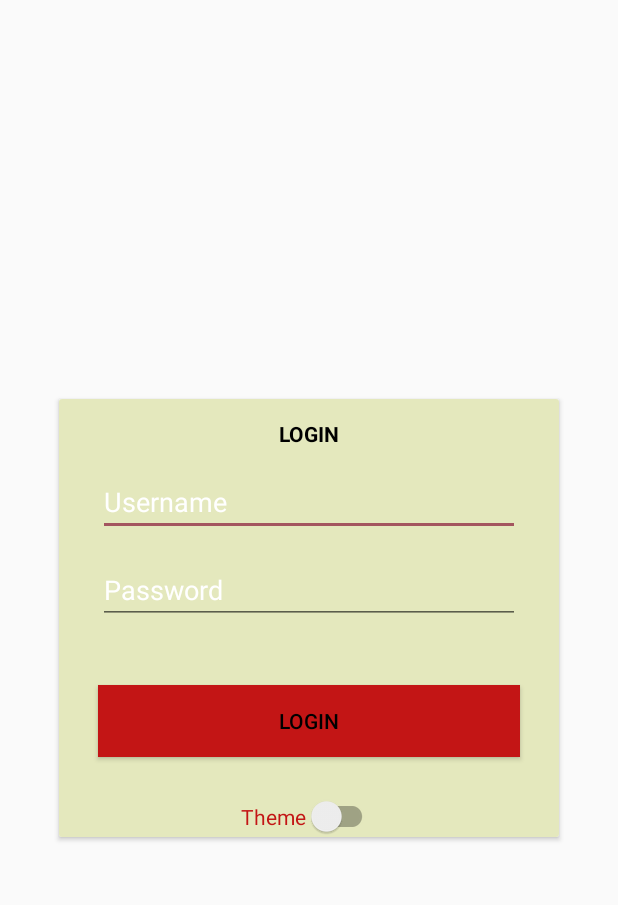
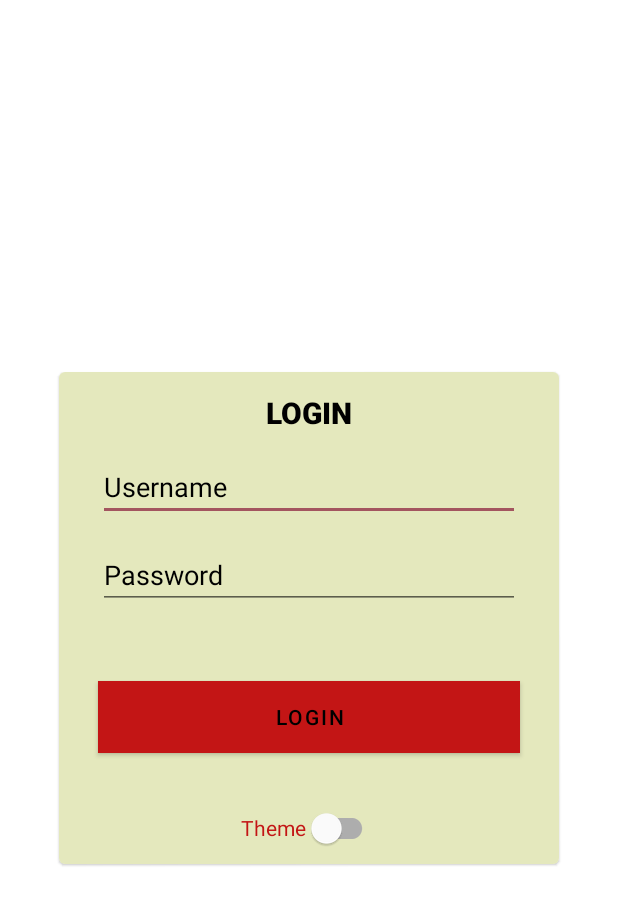
Before and after one commit to Aleena94/FDemoProjects, an Android app: the screen it shows after launch (LoginActivity), on a phone screen of 412 x 824 dp. Shown: the top 905 px of the screen. Run offline under Robolectric (Android 15) with nearby library versions, the phone set to English and light mode, and no system bars; our stand-ins replace sdp/ssp sizes.

Commit message:
Added Material Design Components
Added Material design components
Added viewbinding

```diff
--- a/Demo2/app/src/main/res/layout/activity_login.xml
+++ b/Demo2/app/src/main/res/layout/activity_login.xml
@@ -7,7 +7,7 @@
     tools:context=".view.LoginActivity">
 
 
-    <androidx.cardview.widget.CardView
+    <com.google.android.material.card.MaterialCardView
         android:layout_width="match_parent"
         android:layout_height="wrap_content"
         android:layout_margin="@dimen/_30sdp"
@@ -21,8 +21,9 @@
             android:layout_height="wrap_content"
             android:background="@color/login_background">
 
-            <TextView
+            <com.google.android.material.textview.MaterialTextView
                 android:id="@+id/txtLogin"
+                style="@style/TextAppearance.AppCompat.Title"
                 android:layout_width="match_parent"
                 android:layout_height="wrap_content"
                 android:layout_marginTop="@dimen/_10sdp"
@@ -34,8 +35,9 @@
                 app:layout_constraintStart_toStartOf="parent"
                 app:layout_constraintTop_toTopOf="parent" />
 
-            <EditText
+            <com.google.android.material.textfield.TextInputEditText
                 android:id="@+id/txtUsername"
+                style="@style/Widget.AppCompat.EditText"
                 android:layout_width="match_parent"
                 android:layout_height="wrap_content"
                 android:layout_marginStart="@dimen/_20sdp"
@@ -45,33 +47,35 @@
                 android:hint="@string/username"
                 android:inputType="text"
                 android:textColor="@color/textColor"
-                android:textColorHint="@color/backgroundColor"
+                android:textColorHint="@color/textColor"
                 app:layout_constraintEnd_toEndOf="parent"
                 app:layout_constraintStart_toStartOf="parent"
                 app:layout_constraintTop_toBottomOf="@+id/txtLogin" />
 
-            <EditText
+            <com.google.android.material.textfield.TextInputEditText
                 android:id="@+id/txtPassword"
+                style="@style/Widget.AppCompat.EditText"
                 android:layout_width="match_parent"
                 android:layout_height="wrap_content"
                 android:layout_marginStart="@dimen/_20sdp"
                 android:layout_marginTop="@dimen/_10sdp"
                 android:layout_marginEnd="@dimen/_20sdp"
                 android:autofillHints="password"
+                android:gravity="start"
                 android:hint="@string/password"
                 android:inputType="textPassword"
                 android:textColor="@color/textColor"
-                android:textColorHint="@color/backgroundColor"
+                android:textColorHint="@color/textColor"
                 app:layout_constraintEnd_toEndOf="parent"
                 app:layout_constraintStart_toStartOf="parent"
                 app:layout_constraintTop_toBottomOf="@+id/txtUsername" />
 
-            <Button
+            <com.google.android.material.button.MaterialButton
                 android:id="@+id/btnLogin"
+                style="@style/TextAppearance.AppCompat.Widget.Button.Colored"
                 android:layout_width="match_parent"
                 android:layout_height="wrap_content"
                 android:layout_marginStart="@dimen/_20sdp"
-                android:layout_marginTop="@dimen/_10sdp"
                 android:layout_marginEnd="@dimen/_20sdp"
                 android:layout_marginBottom="@dimen/_20sdp"
                 android:background="@color/buttonColor"
@@ -95,6 +99,6 @@
                 app:layout_constraintTop_toBottomOf="@id/btnLogin" />
         </androidx.constraintlayout.widget.ConstraintLayout>
 
-    </androidx.cardview.widget.CardView>
+    </com.google.android.material.card.MaterialCardView>
 
 </androidx.constraintlayout.widget.ConstraintLayout>
--- a/Demo2/app/src/main/res/values/styles.xml
+++ b/Demo2/app/src/main/res/values/styles.xml
@@ -1,6 +1,6 @@
 <?xml version="1.0" encoding="utf-8"?>
 <resources>
-    <style name="AppTheme" parent="Theme.AppCompat.DayNight">
+    <style name="AppTheme" parent="Theme.MaterialComponents.DayNight">
         <!-- Customize your theme here. -->
         <item name="colorPrimary">@color/buttonColor</item>
         <item name="colorPrimaryDark">@color/buttonColor</item>
@@ -8,11 +8,17 @@
 
     </style>
 
-    <style name="DarkTheme" parent="Theme.AppCompat.Light.DarkActionBar">
+    <style name="DarkTheme" parent="Theme.MaterialComponents.Light.DarkActionBar">
         <!-- Customize your theme here. -->
         <item name="colorPrimary">@color/buttonColor</item>
         <item name="colorPrimaryDark">@color/buttonColor</item>
         <item name="colorAccent">@color/colorAccent</item>
 
     </style>
+
+    <style name="ShapeAppearanceOverlay.App.CornerSize50Percent" parent="">
+        <item name="cornerSize">20%</item>
+    </style>
+
+
 </resources>
```
Also changed, not shown: Demo2/app/src/main/java/com/example/demo/adapter/MusicListAdapter.kt (+10 -19 lines), Demo2/app/src/main/java/com/example/demo/viewmodel/LoginViewModel.kt (+10 -9 lines), Demo2/app/src/main/res/layout/activity_datalist.xml (+10 -3 lines), Demo2/app/src/main/res/layout/activity_login_success.xml (+5 -4 lines), Demo2/app/src/main/res/layout/item_musiclist.xml (+14 -13 lines).
